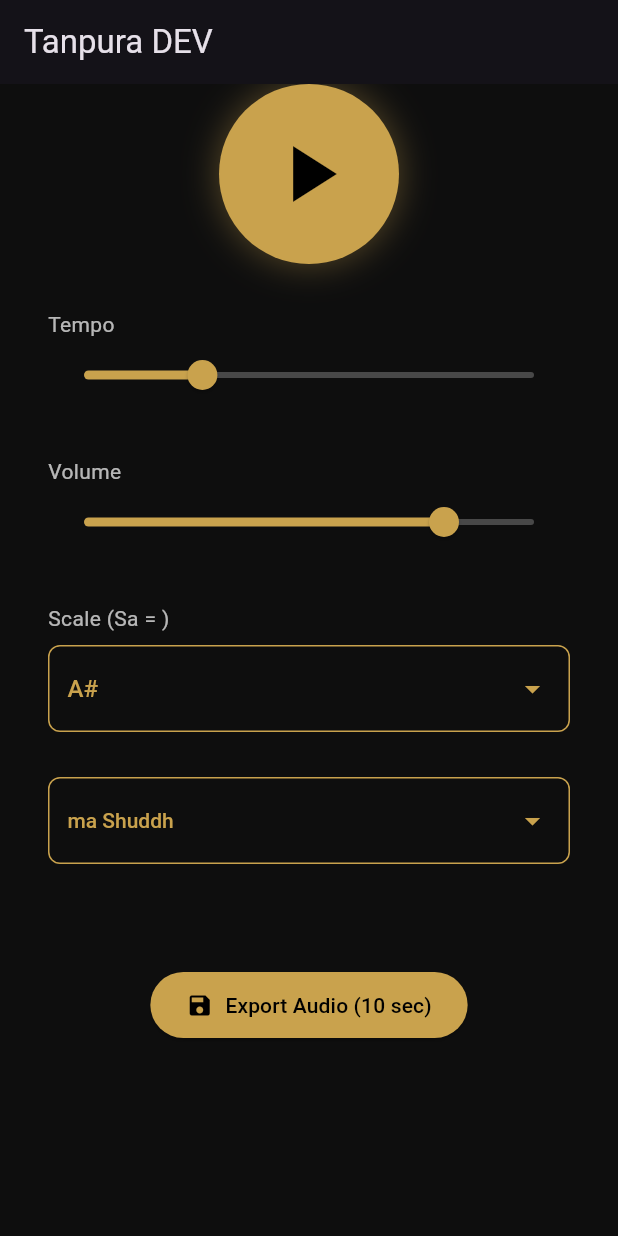
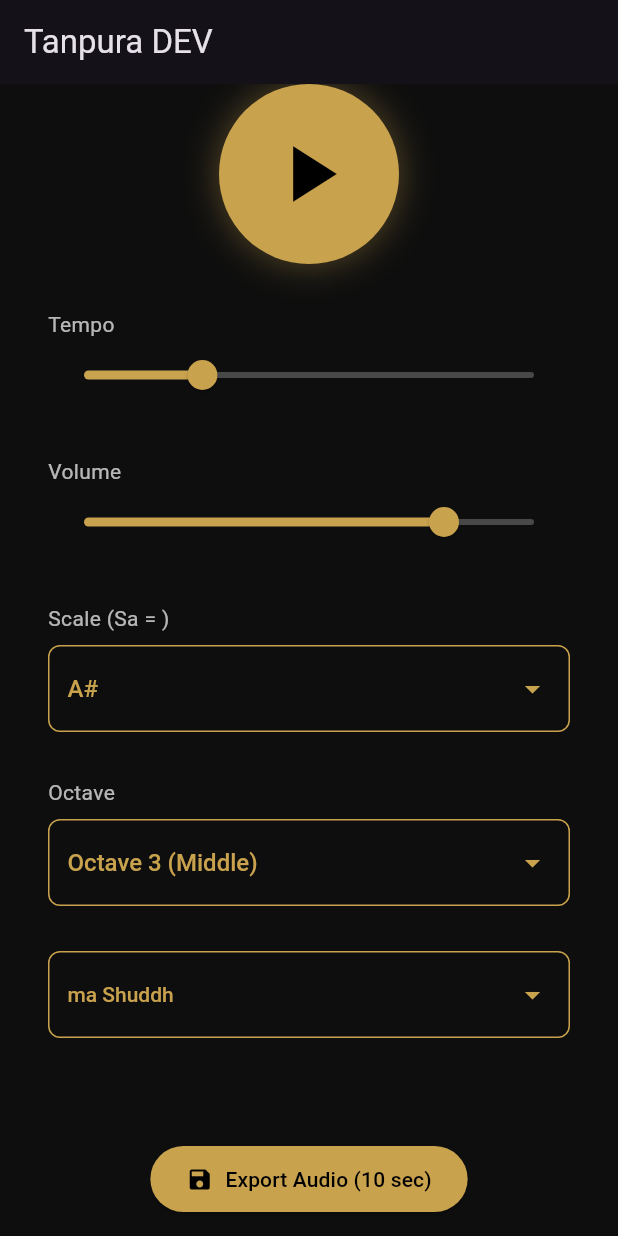
Before and after one commit to androidshashi/tanpurax, a Flutter app: the screen it shows after launch, on a phone screen of 412 x 824 dp. Run offline on Flutter 3.47's test engine with Material 3 defaults, Android fonts, the phone set to English and light mode, and no system bars; our stand-ins replace plugin_platform_interface, share_plus.

Commit message:
feat: Add OctaveSelector widget and implement octave functionality in audio engine

```diff
--- a/apps/tanpura/lib/ui/home_screen.dart
+++ b/apps/tanpura/lib/ui/home_screen.dart
@@ -2,6 +2,7 @@ import 'package:flutter/material.dart';
 import 'package:tanpura/utils/env.dart';
 import 'package:tanpura/widgets/export_button.dart';
 import 'package:tanpura/widgets/first_string_dropdown.dart';
+import 'package:tanpura/widgets/octave_selector.dart';
 import 'package:tanpura/widgets/play_button.dart';
 import 'package:tanpura/widgets/scale_selector.dart';
 import 'package:tanpura/widgets/tempo_slider.dart';
@@ -29,6 +30,7 @@ class _HomeScreenState extends State<HomeScreen> {
               TempoSlider(),
               VolumeSlider(),
               ScaleSelector(),
+              OctaveSelector(),
               FirstStringDropdown(),
               const SizedBox(height: 10),
               ExportButton(),
--- /dev/null
+++ b/apps/tanpura/lib/widgets/octave_selector.dart
@@ -0,0 +1,90 @@
+import 'package:flutter/material.dart';
+import 'package:tanpura_engine/enum/engine_enums.dart';
+import 'package:tanpura_engine/tanpura_engine.dart';
+
+class OctaveSelector extends StatefulWidget {
+  final Function(Octave)? onChanged;
+
+  const OctaveSelector({super.key, this.onChanged});
+
+  @override
+  State<OctaveSelector> createState() => _OctaveSelectorState();
+}
+
+class _OctaveSelectorState extends State<OctaveSelector> {
+  Octave _selectedOctave = Octave.octave3; // Default to middle octave (1.0x)
+
+  @override
+  void initState() {
+    super.initState();
+    // Sync engine with default selection on widget init
+    TanpuraEngine.setOctave(_selectedOctave);
+  }
+
+  String _getDisplayText(Octave octave) {
+    switch (octave) {
+      case Octave.octave1:
+        return 'Octave 1 (Very Low)';
+      case Octave.octave2:
+        return 'Octave 2 (Low)';
+      case Octave.octave3:
+        return 'Octave 3 (Middle)';
+      case Octave.octave4:
+        return 'Octave 4 (High)';
+      case Octave.octave5:
+        return 'Octave 5 (Very High)';
+    }
+  }
+
+  @override
+  Widget build(BuildContext context) {
+    return Column(
+      crossAxisAlignment: CrossAxisAlignment.start,
+      children: [
+        const Text("Octave", style: TextStyle(color: Colors.white70)),
+        const SizedBox(height: 8),
+        Container(
+          padding: const EdgeInsets.symmetric(horizontal: 12, vertical: 4),
+          decoration: BoxDecoration(
+            border: Border.all(color: const Color(0xFFC9A24D)),
+            borderRadius: BorderRadius.circular(8),
+          ),
+          child: DropdownButton<Octave>(
+            value: _selectedOctave,
+            isExpanded: true,
+            underline: const SizedBox(),
+            dropdownColor: const Color(0xFF1A1A1A),
+            items: Octave.values.map((Octave octave) {
+              return DropdownMenuItem<Octave>(
+                value: octave,
+                child: Text(
+                  _getDisplayText(octave),
+                  style: const TextStyle(
+                    color: Color(0xFFC9A24D),
+                    fontSize: 16,
+                    fontWeight: FontWeight.w500,
+                  ),
+                ),
+              );
+            }).toList(),
+            onChanged: (Octave? newValue) {
+              if (newValue != null) {
+                setState(() {
+                  _selectedOctave = newValue;
+                });
+                TanpuraEngine.setOctave(newValue);
+                widget.onChanged?.call(newValue);
+              }
+            },
+            style: const TextStyle(
+              color: Color(0xFFC9A24D),
+              fontSize: 16,
+              fontWeight: FontWeight.w500,
+            ),
+            iconEnabledColor: const Color(0xFFC9A24D),
+          ),
+        ),
+      ],
+    );
+  }
+}
--- a/packages/tanpura_engine/lib/enum/engine_enums.dart
+++ b/packages/tanpura_engine/lib/enum/engine_enums.dart
@@ -40,3 +40,15 @@ enum Scale {
   aSharp, // A#3 = 233.08 Hz
   b,  // B3 = 246.94 Hz
 }
+
+/// Octave options for Tanpura.
+///
+/// Determines the octave shift for all frequencies.
+/// Each octave doubles or halves the frequency.
+enum Octave {
+  octave1,  // -2 octaves (0.25x frequency) - Very low
+  octave2,  // -1 octave (0.5x frequency) - Low
+  octave3,  // Base octave (1.0x frequency) - Default/Middle
+  octave4,  // +1 octave (2.0x frequency) - High
+  octave5,  // +2 octaves (4.0x frequency) - Very high
+}
--- a/packages/tanpura_engine/lib/tanpura_engine.dart
+++ b/packages/tanpura_engine/lib/tanpura_engine.dart
@@ -77,6 +77,11 @@ class TanpuraEngine {
     return TanpuraEnginePlatform.instance.setScale(scale);
   }
 
+  /// Sets the octave shift for all frequencies.
+  static Future<void> setOctave(Octave octave) {
+    return TanpuraEnginePlatform.instance.setOctave(octave);
+  }
+
   /// Exports audio to a WAV file.
   /// Returns true if successful.
   static Future<bool> exportWav(String filePath, {double durationSec = 5.0}) {
--- a/packages/tanpura_engine/lib/tanpura_engine_method_channel.dart
+++ b/packages/tanpura_engine/lib/tanpura_engine_method_channel.dart
@@ -85,6 +85,11 @@ class MethodChannelTanpuraEngine extends TanpuraEnginePlatform {
   }
 
   @override
+  Future<void> setOctave(Octave octave) async {
+    await _channel.invokeMethod('set_octave', {'value': octave.index});
+  }
+
+  @override
   Future<bool> exportWav(String filePath, double durationSec) async {
     final result = await _channel.invokeMethod<bool>('export_wav', {
       'file_path': filePath,
--- a/packages/tanpura_engine/lib/tanpura_engine_platform_interface.dart
+++ b/packages/tanpura_engine/lib/tanpura_engine_platform_interface.dart
@@ -97,6 +97,11 @@ abstract class TanpuraEnginePlatform extends PlatformInterface {
     throw UnimplementedError('setScale() has not been implemented.');
   }
 
+  /// Sets the octave shift for all frequencies.
+  Future<void> setOctave(Octave octave) {
+    throw UnimplementedError('setOctave() has not been implemented.');
+  }
+
   /// Exports audio to a WAV file.
   Future<bool> exportWav(String filePath, double durationSec) {
     throw UnimplementedError('exportWav() has not been implemented.');
```
Also changed, not shown: 5 other files.
